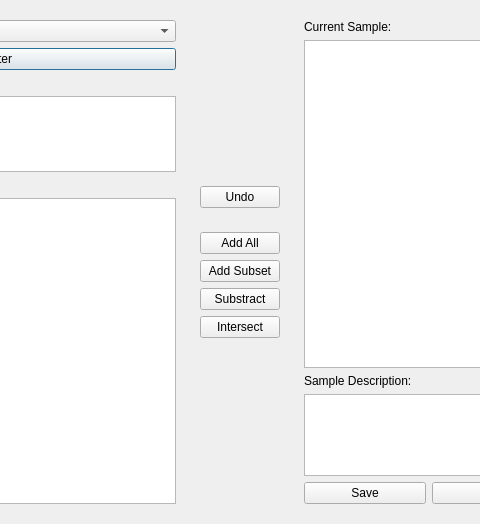
Qt form braviz/interaction/qt_guis/sample_select_dialog.ui (diego0020/braviz-app) before a commit; both pictures show x 223 to 703 and y 0 to 524 of the 925 by 524 pixel window.
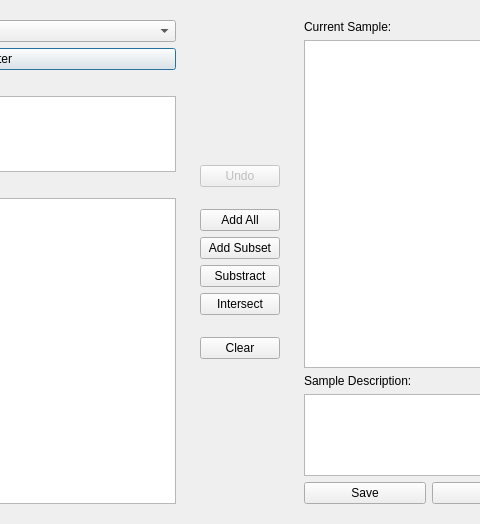
The same form after that commit.

Commit message: sample creation dialog

Diff of the .ui file:
```diff
--- a/braviz/interaction/qt_guis/sample_select_dialog.ui
+++ b/braviz/interaction/qt_guis/sample_select_dialog.ui
@@ -112,7 +112,7 @@
      <property name="frameShadow">
       <enum>QFrame::Raised</enum>
      </property>
-     <layout class="QVBoxLayout" name="verticalLayout_3" stretch="9,0,1,0,0,0,0,9">
+     <layout class="QVBoxLayout" name="verticalLayout_3" stretch="9,0,1,0,0,0,0,1,0,9">
       <item>
        <spacer name="verticalSpacer">
         <property name="orientation">
@@ -128,6 +128,9 @@
       </item>
       <item>
        <widget class="QPushButton" name="undo_button">
+        <property name="enabled">
+         <bool>false</bool>
+        </property>
         <property name="toolTip">
          <string>Undo last operation</string>
         </property>
@@ -189,6 +192,26 @@
         </property>
        </widget>
       </item>
+      <item>
+       <spacer name="verticalSpacer_4">
+        <property name="orientation">
+         <enum>Qt::Vertical</enum>
+        </property>
+        <property name="sizeHint" stdset="0">
+         <size>
+          <width>20</width>
+          <height>40</height>
+         </size>
+        </property>
+       </spacer>
+      </item>
+      <item>
+       <widget class="QPushButton" name="clear_button">
+        <property name="text">
+         <string>Clear</string>
+        </property>
+       </widget>
+      </item>
       <item>
        <spacer name="verticalSpacer_2">
         <property name="orientation">
```
The commit also changes 5 other files.
